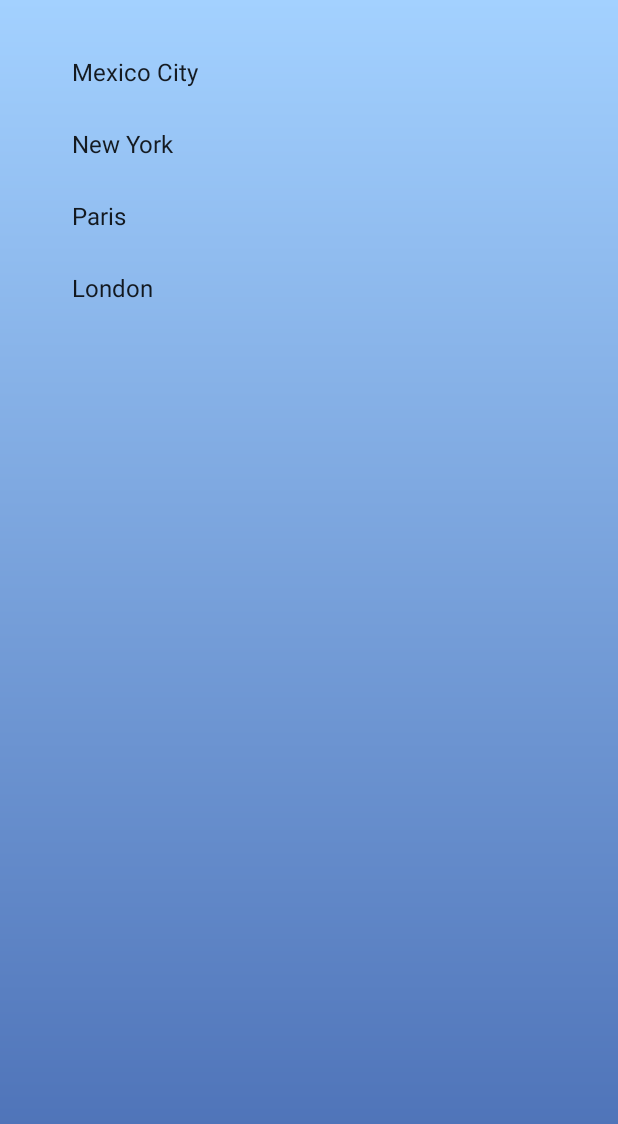
After one commit to enrique7mc/Stormy, an Android app: the TimezoneSelectorActivity screen opened directly, with no data from a screen before it, on a phone screen of 412 x 824 dp. The commit adds this screen. Shown: the top 1124 px of the screen. Run offline under Robolectric (Android 15) with nearby library versions, the phone set to English and light mode, and no system bars.

Commit message:
Added new activity

```diff
--- /dev/null
+++ b/app/src/main/java/com/chais/stormy/ui/TimezoneSelectorActivity.java
@@ -0,0 +1,26 @@
+package com.chais.stormy.ui;
+
+import android.app.ListActivity;
+import android.support.v7.app.ActionBarActivity;
+import android.os.Bundle;
+import android.view.Menu;
+import android.view.MenuItem;
+import android.widget.ArrayAdapter;
+
+import com.chais.stormy.R;
+
+public class TimezoneSelectorActivity extends ListActivity {
+	private String[] timezones = {"Mexico City", "New York", "Paris", "London"};
+
+	@Override
+	protected void onCreate(Bundle savedInstanceState) {
+		super.onCreate(savedInstanceState);
+		setContentView(R.layout.activity_timezone_selector);
+
+		ArrayAdapter<String> adapter =
+				new ArrayAdapter<>(this, android.R.layout.simple_list_item_1, timezones);
+
+		setListAdapter(adapter);
+	}
+
+}
--- /dev/null
+++ b/app/src/main/res/layout/activity_timezone_selector.xml
@@ -0,0 +1,31 @@
+<RelativeLayout xmlns:android="http://schemas.android.com/apk/res/android"
+                xmlns:tools="http://schemas.android.com/tools"
+                android:layout_width="match_parent"
+                android:layout_height="match_parent"
+                android:paddingLeft="@dimen/activity_horizontal_margin"
+                android:paddingRight="@dimen/activity_horizontal_margin"
+                android:paddingTop="@dimen/activity_vertical_margin"
+                android:paddingBottom="@dimen/activity_vertical_margin"
+                tools:context="com.chais.stormy.ui.DailyForecastActivity"
+                android:background="@drawable/bg_gradient">
+
+    <ListView
+        android:layout_width="wrap_content"
+        android:layout_height="wrap_content"
+        android:id="@android:id/list"
+        android:layout_alignParentLeft="true"
+        android:layout_marginTop="8dp"
+        android:layout_marginBottom="8dp"
+        android:divider="@null"
+        android:dividerHeight="0dp"/>
+
+    <TextView
+        android:layout_width="wrap_content"
+        android:layout_height="wrap_content"
+        android:text="@string/no_timezone_data"
+        android:id="@android:id/empty"
+        android:layout_centerVertical="true"
+        android:layout_centerHorizontal="true"
+        android:textColor="@android:color/white"/>
+
+</RelativeLayout>
--- a/app/src/main/res/values/strings.xml
+++ b/app/src/main/res/values/strings.xml
@@ -14,4 +14,6 @@
     <string name="title_activity_hourly_forecast">HourlyForecastActivity</string>
     <string name="info_message">On %1$s the high will be %2$s and it will be %3$s</string>
     <string name="hour_info_message">At %1$s it will be %2$s and %3$s</string>
+    <string name="title_activity_timezone_selector">TimezoneSelectorActivity</string>
+    <string name="no_timezone_data">There\'s no data</string>
 </resources>
```
Also changed, not shown: app/src/main/AndroidManifest.xml (+8 -0 lines), app/src/main/java/com/chais/stormy/ui/MainActivity.java (+6 -18 lines), app/src/main/res/menu/menu_timezone_selector.xml (added, +9 -0 lines).
